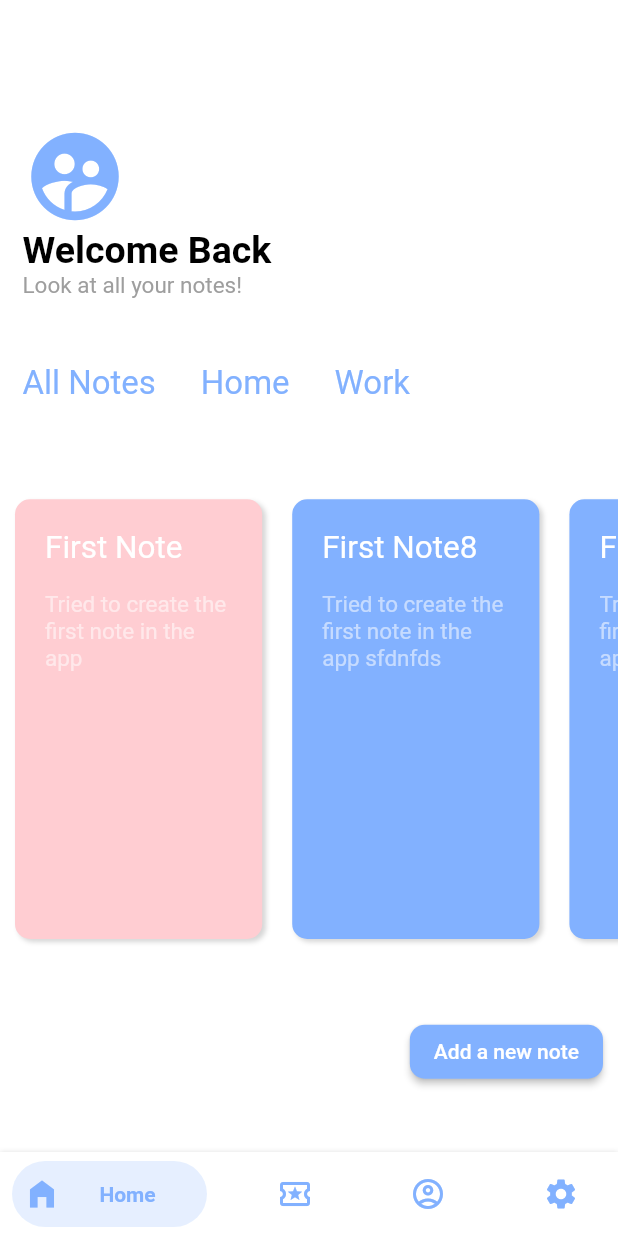
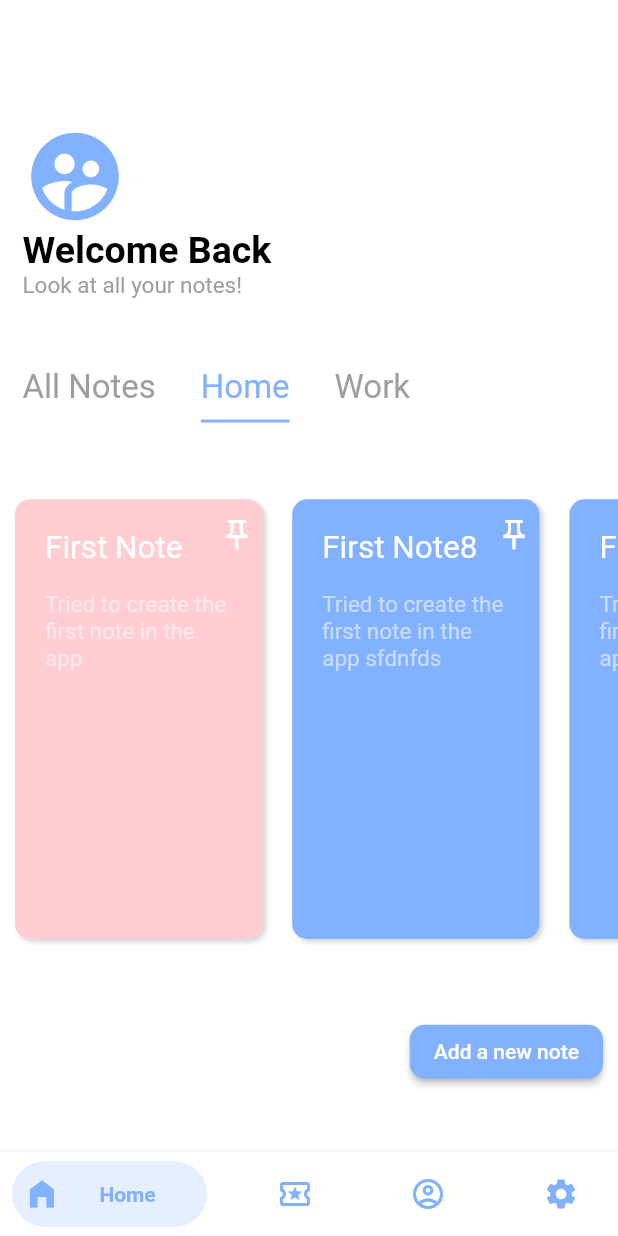
Before and after one commit to amitsindoliya/copyio, a Flutter app: the screen it shows after launch, after a tap on "Home", on a phone screen of 412 x 824 dp. Run offline on Flutter 3.47's test engine with Material 2 defaults, Android fonts, the phone set to English and light mode, and no system bars; drawn by our look-alikes of bottom_navy_bar.

Commit message:
pinning,ordering based on time, grouping,add new by group working.

```diff
--- a/copyio/lib/home.dart
+++ b/copyio/lib/home.dart
@@ -24,6 +24,7 @@ class _HomeState extends State<Home> {
   List<Group> _groups;
 
   String _groupIndex = '1';
+  int _gInd = 0;
 
   @override
   Widget build(BuildContext context) {
@@ -78,18 +79,39 @@ class _HomeState extends State<Home> {
                     setState(
                       () {
                         _groupIndex = _groups[index].groupId;
+                        _gInd = index;
+                        // print(_gInd.toString() + '///s');
                       },
                     );
 
                     // print(_groupIndex);
                   },
                   child: Container(
-                    padding: EdgeInsets.fromLTRB(15.0, 2.0, 15.0, 0.0),
-                    child: Text(
-                      _groups[index].groupName,
-                      style: TextStyle(
-                          fontSize: 22.0, color: Colors.blueAccent[100]),
-                    ),
+                    padding: EdgeInsets.fromLTRB(15.0, 5.0, 15.0, 0.0),
+                    child: _gInd == index
+                        ? Container(
+                            decoration: BoxDecoration(
+                              border: Border(
+                                bottom: BorderSide(
+                                    color: Colors.blueAccent[100],
+                                    width: 2,
+                                    style: BorderStyle.solid),
+                              ),
+                            ),
+                            child: Column(
+                              children: [
+                                Text(
+                                  _groups[index].groupName,
+                                  style: TextStyle(
+                                      fontSize: 22.0,
+                                      color: Colors.blueAccent[100]),
+                                ),
+                              ],
+                            ),
+                          )
+                        : Text(_groups[index].groupName,
+                            style:
+                                TextStyle(fontSize: 22.0, color: Colors.grey)),
                   ),
                 );
               }),
@@ -103,28 +125,28 @@ class _HomeState extends State<Home> {
                 : _itemProvider.getGroup(_groupIndex).length,
             itemBuilder: (context, index) {
               if (index < 5) {
-                print(_groupIndex);
+                // print(_groupIndex);
                 return NotesCard(
                   _itemProvider.getGroup(_groupIndex)[index],
                   MediaQuery.of(context).size.height * 0.38,
+                  false,
                 );
               } else {
-                return ViewAll();
+                return ViewAll(_groupIndex);
               }
             },
           ),
         ),
-        NewNote(),
+        NewNote(_groupIndex),
       ],
     );
   }
 }
 
 class NewNote extends StatelessWidget {
-  const NewNote({
-    Key key,
-  }) : super(key: key);
-
+  final String gID;
+  NewNote(this.gID);
+  // gIDList = gID == '1' ? ['1'] :[];
   @override
   Widget build(BuildContext context) {
     return Row(
@@ -147,8 +169,8 @@ class NewNote extends StatelessWidget {
             ),
             onPressed: () {
               return Navigator.of(context).push(MaterialPageRoute(
-                  builder: (context) =>
-                      NotesDetail(null, null, null, null, null, ['1'])));
+                  builder: (context) => NotesDetail(null, null, null, null,
+                      null, gID == '1' ? ['1'] : ['1', gID], null)));
             },
             child: Text(
               'Add a new note',
--- a/copyio/lib/notes_card.dart
+++ b/copyio/lib/notes_card.dart
@@ -9,8 +9,13 @@ enum WhyFarther { harder, smarter, selfStarter, tradingCharter }
 class NotesCard extends StatelessWidget {
   final Notes notes;
   final double height;
+  final bool isFullWidth;
 
-  NotesCard(this.notes, this.height);
+  NotesCard(
+    this.notes,
+    this.height,
+    this.isFullWidth,
+  );
 
   notesPageNavigator(BuildContext context, title, body) {
     return Navigator.of(context).push(MaterialPageRoute(
@@ -21,15 +26,21 @@ class NotesCard extends StatelessWidget {
               notes.generatedTime,
               notes.color,
               notes.group,
+              notes.isPinned,
             )));
   }
 
   @override
   Widget build(BuildContext context) {
-    return InkWell(
+    return Stack(
+      children: [
+        InkWell(
           child: Container(
             // color: Colors.teal[200],
-        width: MediaQuery.of(context).size.width * 0.4,
+            width: isFullWidth
+                ? MediaQuery.of(context).size.width
+                : MediaQuery.of(context).size.width * 0.4,
+
             margin: EdgeInsets.all(10.0),
             padding: EdgeInsets.all(20),
             child: Column(
@@ -38,6 +49,8 @@ class NotesCard extends StatelessWidget {
               children: [
                 Container(
                   height: height * 0.1,
+                  // width: 100,
+                  padding: EdgeInsets.fromLTRB(0, 0, 10, 0),
                   child: Text(
                     notes.title,
                     overflow: TextOverflow.ellipsis,
@@ -103,6 +116,16 @@ class NotesCard extends StatelessWidget {
               },
             );
           },
+        ),
+        Positioned(
+          right: 15,
+          top: 22,
+          child: Icon(
+            notes.isPinned ? Icons.push_pin_rounded : Icons.push_pin_outlined,
+            color: Colors.white,
+          ),
+        ),
+      ],
     );
   }
 }
--- a/copyio/lib/providers/notes_provider.dart
+++ b/copyio/lib/providers/notes_provider.dart
@@ -10,52 +10,70 @@ class NotesProvider with ChangeNotifier {
         title: 'First Note',
         body: 'Tried to create the first note in the app',
         color: Colors.red[100],
-        group: ['1', '2']),
+        group: ['1', '2'],
+        generatedTime: DateTime.now()),
     Notes(
         id: '11',
         title: 'First Note123',
         body:
             'Tried to create the first note in the app ddddddd Tried to create the first note in the app ddddddd Tried to create the first note in the app dddddddTried to create the first note in the app dddddddTried to create the first note in the app dddddddTried to create the first note in the app dddddddTried to create the first note in the app dddddddTried to create the first note in the app dddddddTried to create the first note in the app dddddddTried to create the first note in the app dddddddTried to create the first note in the app dddddddTried to create the first note in the app dddddddTried to create the first note in the app dddddddTried to create the first note in the app dddddddTried to create the first note in the app dddddddTried to create the first note in the app dddddddTried to create the first note in the app ddddddd',
-        group: ['1', '3']),
+        group: ['1', '3'],
+        generatedTime: DateTime.now()),
     Notes(
         id: '12',
         title: 'First Note789',
         body: 'Tried to create the first note in the app fsjdsd',
-        group: ['1', '3']),
+        group: ['1', '3'],
+        generatedTime: DateTime.now()),
     Notes(
         id: '13',
         title: 'First Note8',
         body: 'Tried to create the first note in the app sfdnfds',
-        group: ['1', '2']),
+        group: ['1', '2'],
+        generatedTime: DateTime.now()),
     Notes(
         id: '14',
         title: 'First Note4',
         body: 'Tried to create the first note in the app jbdjxb',
-        group: ['1', '3']),
+        group: ['1', '3'],
+        generatedTime: DateTime.now()),
     Notes(
         id: '15',
         title: 'First Note4',
         body: 'Tried to create the first note in the app dfsbfbs',
-        group: ['1', '2']),
+        group: ['1', '2'],
+        generatedTime: DateTime.now()),
     Notes(
         id: '16',
         title: 'First Note55',
         body: 'Tried to create the first note in the appefrf',
-        group: ['1', '3'])
+        group: ['1', '3'],
+        generatedTime: DateTime.now())
   ];
+  int pinnedCompare(Notes a, Notes b) {
+    if ((a.isPinned && b.isPinned) ||
+        (a.isPinned == false && b.isPinned == false)) {
+      return -a.generatedTime.compareTo(b.generatedTime);
+    } else if (a.isPinned && b.isPinned == false) {
+      return -1;
+    } else {
+      return 1;
+    }
+  }
 
   List<Notes> get getNotes {
+    _notesList.sort((a, b) => pinnedCompare(a, b));
     return [..._notesList];
   }
 
   List<Notes> getGroup(String id) {
-    print('***' + id);
+    // print('***' + id);
     List<Notes> notesGroup = _notesList
         .where(
           (element) => element.group.contains(id),
         )
         .toList();
-    print(notesGroup);
+    // print(notesGroup);
     return notesGroup;
   }
 
@@ -71,8 +89,10 @@ class NotesProvider with ChangeNotifier {
   }
 
   void changeById(Notes note) {
+    print('---' + note.isPinned.toString());
     int updateIndex = _notesList.indexWhere((oldnote) => oldnote.id == note.id);
     _notesList[updateIndex] = note;
+
     notifyListeners();
   }
 
@@ -90,6 +110,7 @@ class NotesProvider with ChangeNotifier {
   void pinNote(String id) {
     int ind = _notesList.indexWhere((element) => element.id == id);
     _notesList[ind].isPinned = !_notesList[ind].isPinned;
+
     notifyListeners();
   }
 
--- a/copyio/lib/viewall.dart
+++ b/copyio/lib/viewall.dart
@@ -3,6 +3,8 @@ import 'package:flutter/material.dart';
 import 'view_all_notes_screen.dart';
 
 class ViewAll extends StatelessWidget {
+  final String gID;
+  ViewAll(this.gID);
   @override
   Widget build(BuildContext context) {
     return InkWell(
@@ -17,7 +19,7 @@ class ViewAll extends StatelessWidget {
             style: TextStyle(
               color: Colors.white,
               fontSize: 20.0,
-              fontStyle: FontStyle.italic,
+              // fontStyle: FontStyle.italic,
             ),
           ),
         ),
@@ -31,7 +33,7 @@ class ViewAll extends StatelessWidget {
       onTap: () {
         Navigator.of(context).push(
           MaterialPageRoute(
-            builder: (context) => ViewAllNotesScreen(),
+            builder: (context) => ViewAllNotesScreen(gID),
           ),
         );
       },
```
Also changed, not shown: copyio/lib/notes_detail.dart (+18 -3 lines), copyio/lib/view_all_notes_screen.dart (+25 -10 lines). Lines whose indentation alone changed are shown as unchanged.
